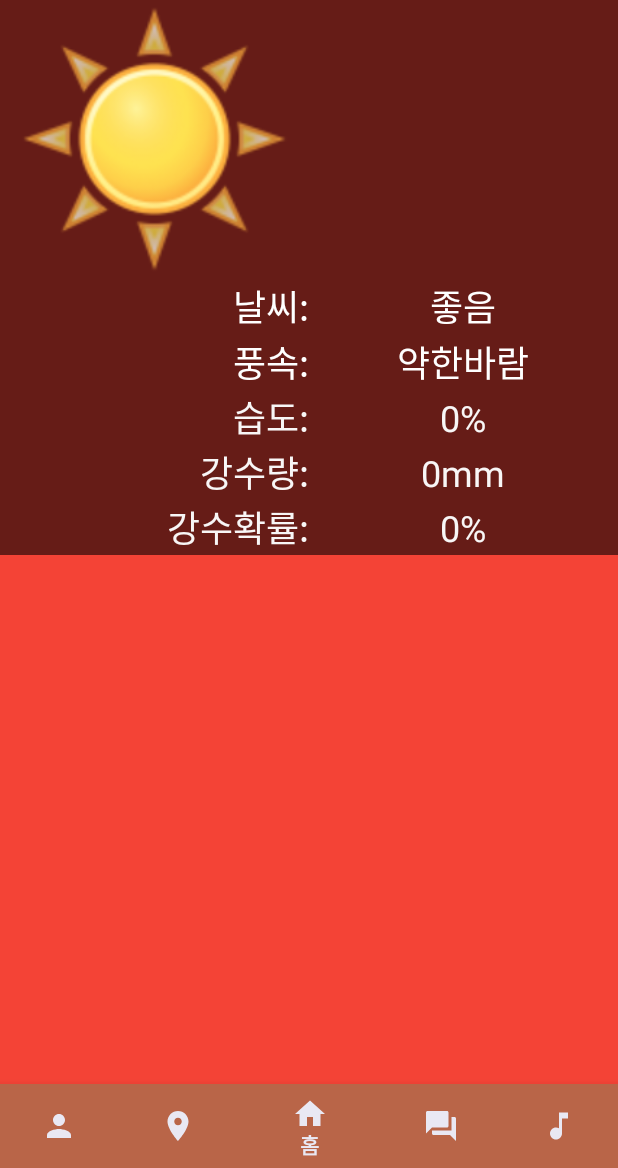
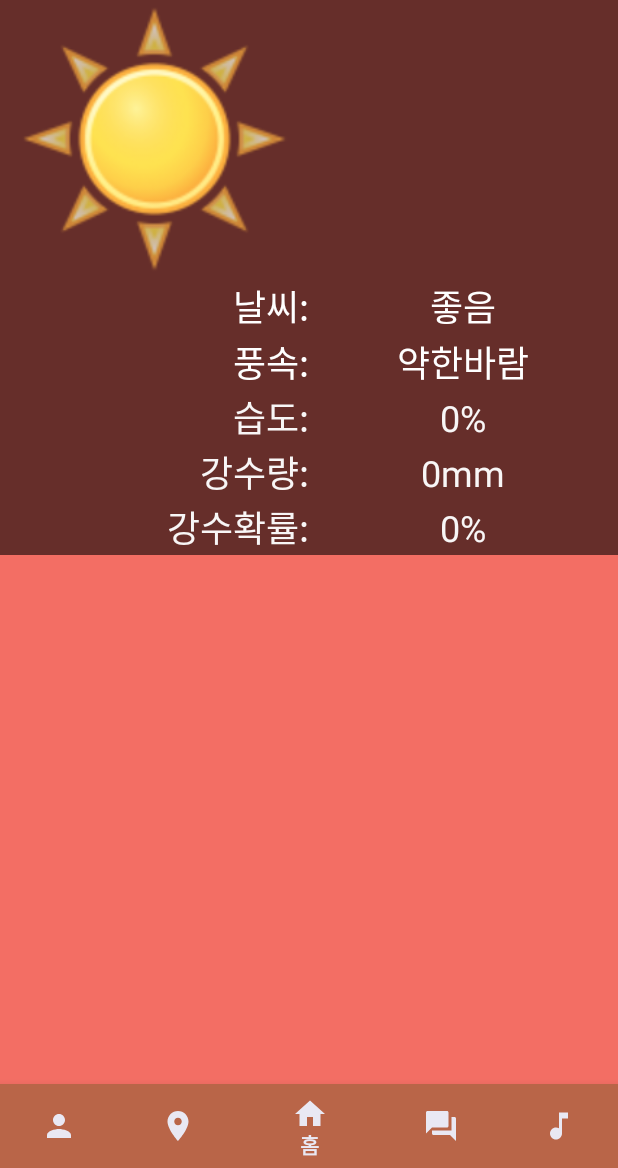
Before and after one commit to koreadydtkd/Longlivemypet, an Android app: the HomeFragment screen opened directly, with no data from a screen before it, on a phone screen of 412 x 824 dp, the part 68-1236 px from its top. Run offline under Robolectric (Android 15) with nearby library versions, the phone set to English and light mode, and no system bars; our stand-ins replace Firebase (no records; nobody signed in at launch, a user with empty details on screens opened directly), Volley; libraries missing offline, so code that uses them is left out: com.pedro.library; network calls fail; 1 statement that could not run was skipped.

Commit message:
정병일 업데이트 2020-02-13 둔번쨰

```diff
--- a/app/build.gradle
+++ b/app/build.gradle
@@ -49,10 +49,13 @@ dependencies {
     implementation 'com.android.support:design:29.0.0'
 
     //병일추가 맵 위치 api 관련
+    implementation 'androidx.navigation:navigation-fragment:2.2.0'
+    implementation 'androidx.navigation:navigation-ui:2.2.0'
     implementation 'com.google.android.material:material:1.0.0'
     implementation 'com.github.pedroSG94:AutoPermissions:1.0.3'
     implementation 'com.google.android.gms:play-services-maps:17.0.0'
     implementation 'com.android.volley:volley:1.1.0'
+    implementation 'androidx.lifecycle:lifecycle-extensions:2.2.0'
     // 병일추가 끝
 
 }
--- a/app/src/main/AndroidManifest.xml
+++ b/app/src/main/AndroidManifest.xml
@@ -21,6 +21,7 @@
     <!--여기까지-->
 
     <application
+        android:usesCleartextTraffic="true"
         android:allowBackup="true"
         android:icon="@mipmap/ic_launcher"
         android:label="@string/app_name"
--- a/app/src/main/java/com/mhj/longlivemypet/HomeFragment.java
+++ b/app/src/main/java/com/mhj/longlivemypet/HomeFragment.java
@@ -67,9 +67,10 @@ public class HomeFragment extends Fragment {
     long numtime; //현재 시간
 
     LocationManager manager;
+
     private RequestQueue queue;
 
-    private static final String TAG = "WEATHER";
+    private static final String TAG = "HOME";
 
     @Override
     public void onCreate(Bundle savedInstanceState) {
@@ -103,6 +104,7 @@ public class HomeFragment extends Fragment {
         Log.e("WeatherFragment", weather);
 
         queue = Volley.newRequestQueue(getContext());
+
         String url = weather;
 
         println(url);
@@ -208,6 +210,8 @@ public class HomeFragment extends Fragment {
     }
 
     public void tellMetheWeather(String url) {
+        Log.e("tellMetheWeather", "가동중");
+
         final JsonObjectRequest jsonRequest = new JsonObjectRequest(Request.Method.GET, url, null, new Response.Listener<JSONObject>() {
             @Override
             public void onResponse(JSONObject response) {
@@ -314,6 +318,8 @@ public class HomeFragment extends Fragment {
         }, new Response.ErrorListener() {
             @Override
             public void onErrorResponse(VolleyError error) {
+                Log.e("TEST", "오류");
+                error.printStackTrace();
             }
         });
 
--- a/app/src/main/res/layout/fragment_home.xml
+++ b/app/src/main/res/layout/fragment_home.xml
@@ -39,13 +39,13 @@
     </RelativeLayout>
 
     <FrameLayout
+        android:layout_width="match_parent"
+        android:layout_height="0dp"
+        android:background="#F36E64"
+        app:layout_constraintBottom_toBottomOf="parent"
         app:layout_constraintLeft_toLeftOf="parent"
         app:layout_constraintRight_toRightOf="parent"
-        app:layout_constraintTop_toBottomOf="@+id/relativeLayout"
-        app:layout_constraintBottom_toBottomOf="parent"
-        android:layout_width="match_parent"
-        android:layout_height="0dp"
-        android:background="#F44336">
+        app:layout_constraintTop_toBottomOf="@+id/relativeLayout">
 
         <androidx.constraintlayout.widget.ConstraintLayout
             android:layout_width="match_parent"
```
